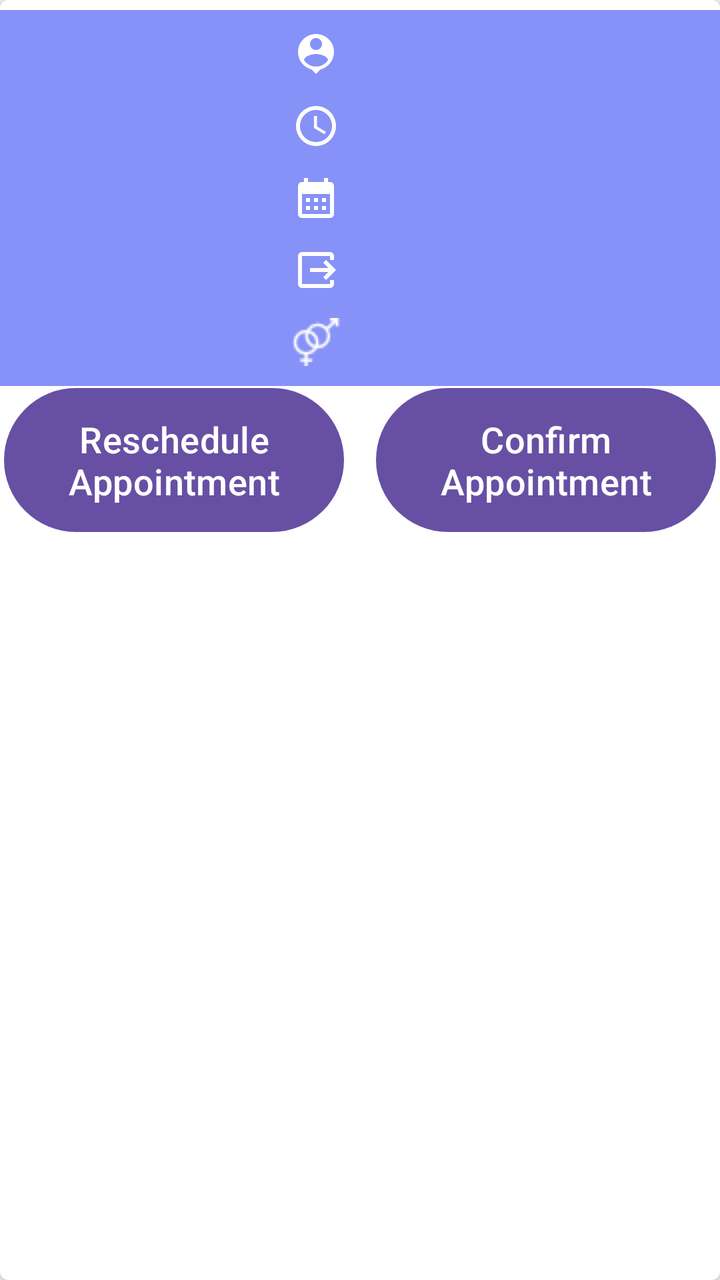
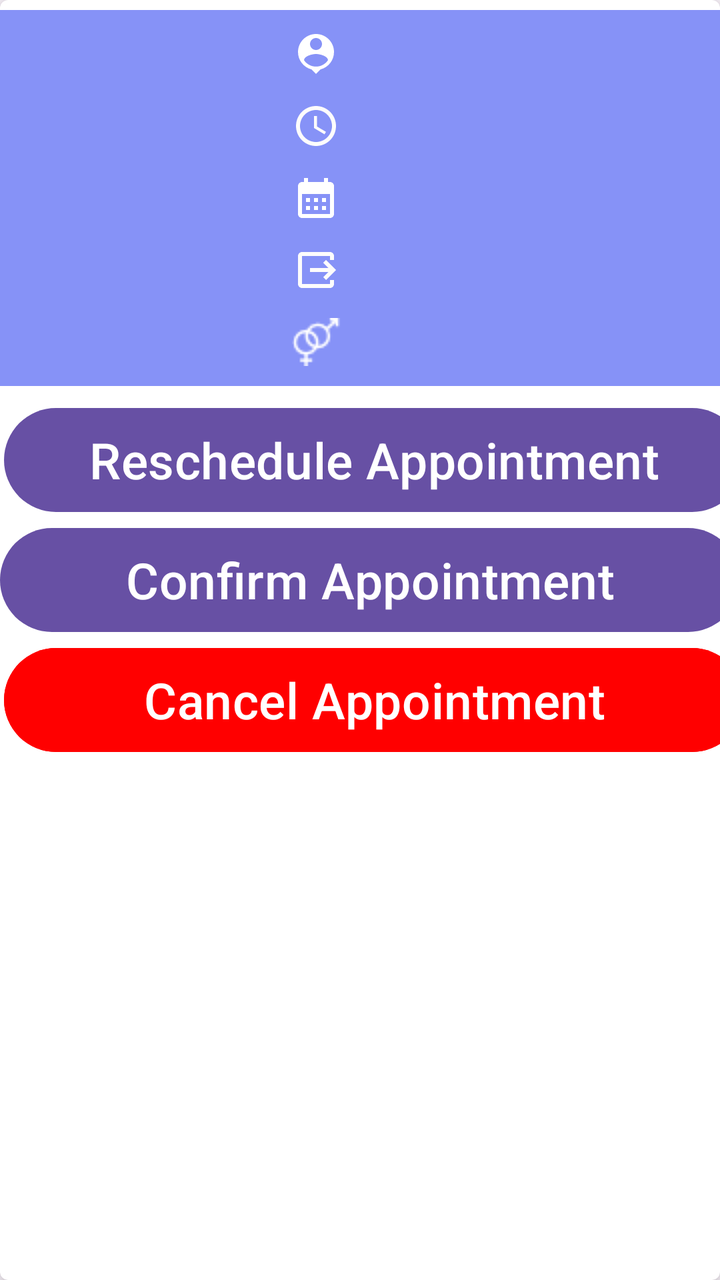

Compare the two renders of this Android layout. The source of the first and the diff that turns it into the second are given below.
<!-- AndroidManifest.xml: application theme Theme.EDermaCareLatestt -->
<!-- res/layout/cardappointment.xml -->
<?xml version="1.0" encoding="utf-8"?>
<androidx.cardview.widget.CardView
    xmlns:android="http://schemas.android.com/apk/res/android"
    xmlns:app="http://schemas.android.com/apk/res-auto"
    android:layout_width="match_parent"
    android:layout_height="wrap_content"
    app:cardCornerRadius="4dp"
    app:cardElevation="6dp"
    android:layout_margin="16dp">

    <LinearLayout
        android:layout_width="match_parent"
        android:layout_height="wrap_content"
        android:orientation="horizontal"
        android:background="@color/lavender"
        android:padding="10dp"
        android:layout_marginBottom="5dp"
        android:layout_marginTop="5dp">

        <ImageView
            android:id="@+id/imageView"
            android:layout_width="120dp"
            android:layout_height="120dp"
            android:layout_gravity="center_vertical" />

        <LinearLayout
            android:layout_width="0dp"
            android:layout_height="wrap_content"
            android:layout_weight="1"
            android:orientation="vertical"
            android:layout_marginStart="16dp">

            <TextView
                android:id="@+id/patient_name"
                android:layout_width="match_parent"
                android:layout_height="wrap_content"
                android:drawableLeft="@drawable/baseline_person_pin_24"
                android:textColor="@color/white"
                android:drawableTint="#FFF"
                android:textSize="11sp"
                android:textStyle="bold"
                android:layout_marginBottom="12dp" />

            <TextView
                android:id="@+id/time"
                android:layout_width="match_parent"
                android:layout_height="wrap_content"
                android:drawableLeft="@drawable/baseline_access_time_24"
                android:textColor="@color/white"
                android:textSize="11sp"
                android:textStyle="bold"
                android:layout_marginBottom="12dp" />

            <TextView
                android:id="@+id/date"
                android:layout_width="match_parent"
                android:layout_height="wrap_content"
                android:drawableLeft="@drawable/baseline_calendar_month_24"
                android:textColor="@color/white"
                android:textSize="11sp"
                android:drawableTint="@color/white"
                android:textStyle="bold"
                android:layout_marginBottom="12dp" />

            <TextView
                android:id="@+id/result"
                android:layout_width="match_parent"
                android:layout_height="wrap_content"
                android:drawableLeft="@drawable/baseline_output_24"
                android:textColor="@color/white"
                android:textSize="11sp"
                android:textStyle="bold"
                android:layout_marginBottom="12dp"/>

            <TextView
                android:id="@+id/gender"
                android:drawableTint="@color/white"
                android:layout_width="match_parent"
                android:layout_height="wrap_content"
                android:drawableLeft="@drawable/gender"
                android:textColor="@color/white"
                android:textSize="11sp"
                android:textStyle="bold" />

        </LinearLayout>

    </LinearLayout>
    <Button
        android:id="@+id/rescheduler"
        android:layout_width="170dp"
        android:layout_height="80dp"
        android:layout_marginTop="190dp"
        android:layout_gravity="left"
        android:text="Reschedule Appointment"
        android:textSize="18sp"
        android:layout_marginLeft="2dp"/>
    <Button
        android:id="@+id/confirmer"
        android:layout_width="170dp"
        android:layout_height="80dp"
        android:layout_marginTop="190dp"
        android:layout_gravity="right"
        android:text="Confirm Appointment"
        android:textSize="18sp"
        android:layout_marginRight="2dp"/>

</androidx.cardview.widget.CardView>
<!-- resources referenced by this layout -->
<resources>
  <color name="lavender">#8692F7</color>
  <color name="white">#FFFFFFFF</color>
  <!-- drawable baseline_access_time_24 (drawable) -->
  <vector xmlns:android="http://schemas.android.com/apk/res/android" android:height="24dp" android:tint="#FDFCFC" android:viewportHeight="24" android:viewportWidth="24" android:width="24dp">
        
      <path android:fillColor="@android:color/white" android:pathData="M11.99,2C6.47,2 2,6.48 2,12s4.47,10 9.99,10C17.52,22 22,17.52 22,12S17.52,2 11.99,2zM12,20c-4.42,0 -8,-3.58 -8,-8s3.58,-8 8,-8 8,3.58 8,8 -3.58,8 -8,8z"/>
        
      <path android:fillColor="@android:color/white" android:pathData="M12.5,7H11v6l5.25,3.15 0.75,-1.23 -4.5,-2.67z"/>
      
  </vector>
  <!-- drawable baseline_calendar_month_24 (drawable) -->
  <vector xmlns:android="http://schemas.android.com/apk/res/android" android:height="24dp" android:tint="#000000" android:viewportHeight="24" android:viewportWidth="24" android:width="24dp">
        
      <path android:fillColor="@android:color/white" android:pathData="M19,4h-1V2h-2v2H8V2H6v2H5C3.89,4 3.01,4.9 3.01,6L3,20c0,1.1 0.89,2 2,2h14c1.1,0 2,-0.9 2,-2V6C21,4.9 20.1,4 19,4zM19,20H5V10h14V20zM9,14H7v-2h2V14zM13,14h-2v-2h2V14zM17,14h-2v-2h2V14zM9,18H7v-2h2V18zM13,18h-2v-2h2V18zM17,18h-2v-2h2V18z"/>
      
  </vector>
  <!-- drawable baseline_output_24 (drawable) -->
  <vector xmlns:android="http://schemas.android.com/apk/res/android" android:height="24dp" android:tint="#FDFCFC" android:viewportHeight="24" android:viewportWidth="24" android:width="24dp">
        
      <path android:fillColor="@android:color/white" android:pathData="M17,17l5,-5l-5,-5l-1.41,1.41l2.58,2.59l-9.17,0l0,2l9.17,0l-2.58,2.59z"/>
        
      <path android:fillColor="@android:color/white" android:pathData="M19,19H5V5h14v2h2V5c0,-1.1 -0.89,-2 -2,-2H5C3.9,3 3,3.9 3,5v14c0,1.1 0.9,2 2,2h14c1.11,0 2,-0.9 2,-2v-2h-2V19z"/>
      
  </vector>
  <!-- drawable baseline_person_pin_24 (drawable) -->
  <vector xmlns:android="http://schemas.android.com/apk/res/android" android:height="24dp" android:tint="#000000" android:viewportHeight="24" android:viewportWidth="24" android:width="24dp">
        
      <path android:fillColor="@android:color/white" android:pathData="M12,2c-4.97,0 -9,4.03 -9,9 0,4.17 2.84,7.67 6.69,8.69L12,22l2.31,-2.31C18.16,18.67 21,15.17 21,11c0,-4.97 -4.03,-9 -9,-9zM12,4c1.66,0 3,1.34 3,3s-1.34,3 -3,3 -3,-1.34 -3,-3 1.34,-3 3,-3zM12,18.3c-2.5,0 -4.71,-1.28 -6,-3.22 0.03,-1.99 4,-3.08 6,-3.08 1.99,0 5.97,1.09 6,3.08 -1.29,1.94 -3.5,3.22 -6,3.22z"/>
      
  </vector>
  <!-- drawable gender: png bitmap (drawable, 712 bytes) -->
  <style name="Theme.EDermaCareLatestt" parent="Base.Theme.EDermaCareLatestt" />
  <style name="Base.Theme.EDermaCareLatestt" parent="Theme.Material3.DayNight.NoActionBar">
          
          
      </style>
</resources>

<!-- the commit's change to res/layout/cardappointment.xml (unified diff, before → after) -->
@@ -87,21 +87,30 @@
     </LinearLayout>
     <Button
         android:id="@+id/rescheduler"
-        android:layout_width="170dp"
-        android:layout_height="80dp"
-        android:layout_marginTop="190dp"
-        android:layout_gravity="left"
+        android:layout_width="370dp"
+        android:layout_height="60dp"
+        android:layout_marginTop="200dp"
         android:text="Reschedule Appointment"
-        android:textSize="18sp"
+        android:textSize="25sp"
         android:layout_marginLeft="2dp"/>
     <Button
         android:id="@+id/confirmer"
-        android:layout_width="170dp"
-        android:layout_height="80dp"
-        android:layout_marginTop="190dp"
-        android:layout_gravity="right"
+        android:layout_width="370dp"
+        android:layout_height="60dp"
+        android:layout_marginTop="260dp"
         android:text="Confirm Appointment"
-        android:textSize="18sp"
+        android:textSize="25sp"
         android:layout_marginRight="2dp"/>
 
+    <Button
+        android:id="@+id/canceller"
+        android:layout_width="370dp"
+        android:layout_height="60dp"
+        android:layout_marginTop="320dp"
+        android:layout_marginLeft="2dp"
+        android:text="Cancel Appointment"
+        android:textSize="25sp"
+        android:backgroundTint="@color/red"
+        android:layout_marginRight="10dp"/>
+
 </androidx.cardview.widget.CardView>
<!-- resource entries referenced after the edit -->
@@ -1,6 +1,7 @@
 <!-- resources referenced by this layout -->
 <resources>
   <color name="lavender">#8692F7</color>
+  <color name="red">#FF0000</color>
   <color name="white">#FFFFFFFF</color>
   <!-- drawable baseline_access_time_24 (drawable) -->
   <vector xmlns:android="http://schemas.android.com/apk/res/android" android:height="24dp" android:tint="#FDFCFC" android:viewportHeight="24" android:viewportWidth="24" android:width="24dp">
